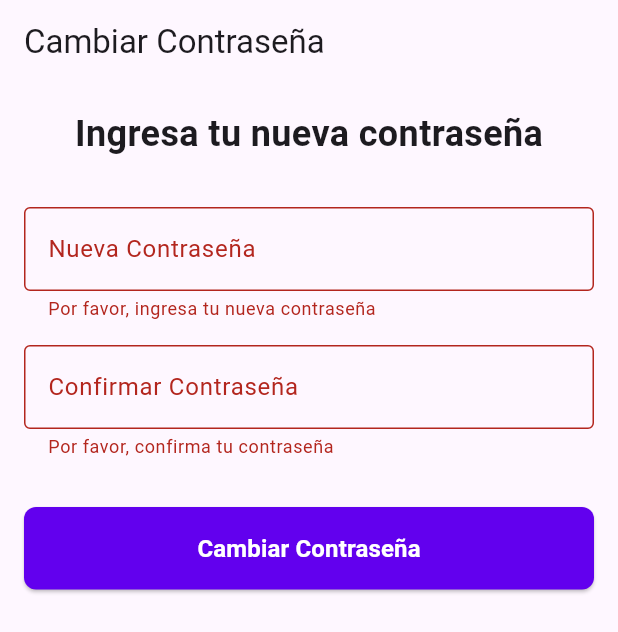
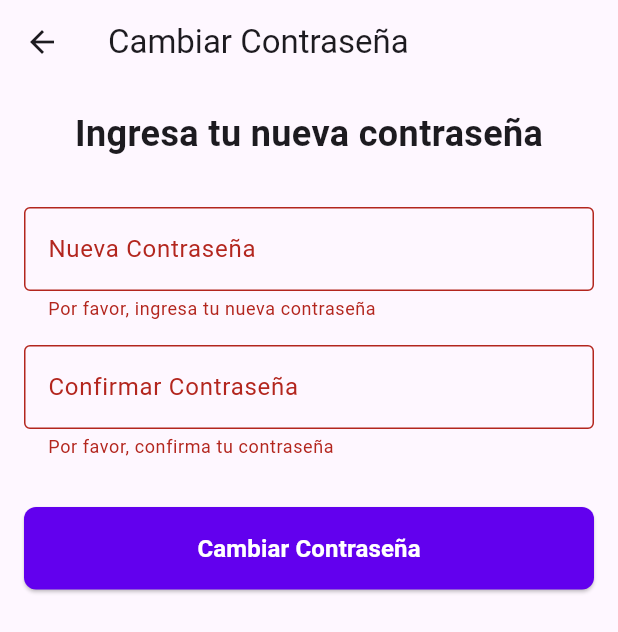
Before and after one commit to IDUCDEV/clariFi, a Flutter app: the ChangePassword screen opened by its route, after a tap on "Cambiar Contraseña", on a phone screen of 412 x 824 dp. Shown: the top 632 px of the screen. Run offline on Flutter 3.47's test engine with Material 3 defaults, Android fonts, the phone set to English and light mode, and no system bars; our stand-ins replace app_links, go_router, supabase_flutter; accounts and stored records are empty.

```diff
--- a/lib/src/routes/app_router.dart
+++ b/lib/src/routes/app_router.dart
@@ -60,7 +60,7 @@ class AppRouter {
         final String location = state.matchedLocation;
 
         if (!loggedIn) {
-          return location == '/login' || location == '/signup' || location == '/onboarding' || location == '/' || location == '/recovery'
+          return location == '/login' || location == '/signup' || location == '/onboarding' || location == '/' || location == '/recovery' || location == '/reset-password'
               ? null
               : '/login';
         }
--- a/lib/src/viewmodels/auth_viewmodel.dart
+++ b/lib/src/viewmodels/auth_viewmodel.dart
@@ -12,6 +12,7 @@ class AuthViewModel extends ChangeNotifier {
     // Check initial auth state
     _isAuthenticated = _supabaseService.supabase.auth.currentSession != null;
     _supabaseService.supabase.auth.onAuthStateChange.listen((authState) {
+      //print('Auth state changed: session exists = ${authState.session != null}');
       _isAuthenticated = authState.session != null;
       notifyListeners();
     });
--- a/lib/src/views/auth/change_password.dart
+++ b/lib/src/views/auth/change_password.dart
@@ -36,11 +36,11 @@ class _ChangePasswordState extends State<ChangePassword> {
       if (success) {
         ScaffoldMessenger.of(context).showSnackBar(
           const SnackBar(
-            content: Text('Contraseña cambiada exitosamente'),
+            content: Text('Contraseña cambiada exitosamente', style: TextStyle(color: Colors.black)),
             backgroundColor: AppColors.success,
           ),
         );
-        GoRouter.of(context).go('/login');
+        GoRouter.of(context).go('/dashboard');
       } else {
         ScaffoldMessenger.of(context).showSnackBar(
           const SnackBar(content: Text('Error al cambiar la contraseña')),
@@ -60,6 +60,10 @@ class _ChangePasswordState extends State<ChangePassword> {
     return Scaffold(
       appBar: AppBar(
         title: const Text('Cambiar Contraseña'),
+        leading: IconButton(
+          icon: const Icon(Icons.arrow_back),
+          onPressed: () => context.go('/dashboard'),
+        )
       ),
       body: SingleChildScrollView(
         padding: const EdgeInsets.all(16.0),
--- a/lib/src/views/splashScreen/splash_screen.dart
+++ b/lib/src/views/splashScreen/splash_screen.dart
@@ -23,6 +23,7 @@ class _SplashScreenState extends State<SplashScreen> {
         progressValue += 0.3333; // Increment progress by 33.33% every second
         if (progressValue >= 1.0) {
           timer.cancel();
+          //print('SplashScreen: navigating to /onboarding');
           GoRouter.of(context).go('/onboarding');
         }
       });
```
Also changed, not shown: lib/main.dart (+41 -15 lines).
